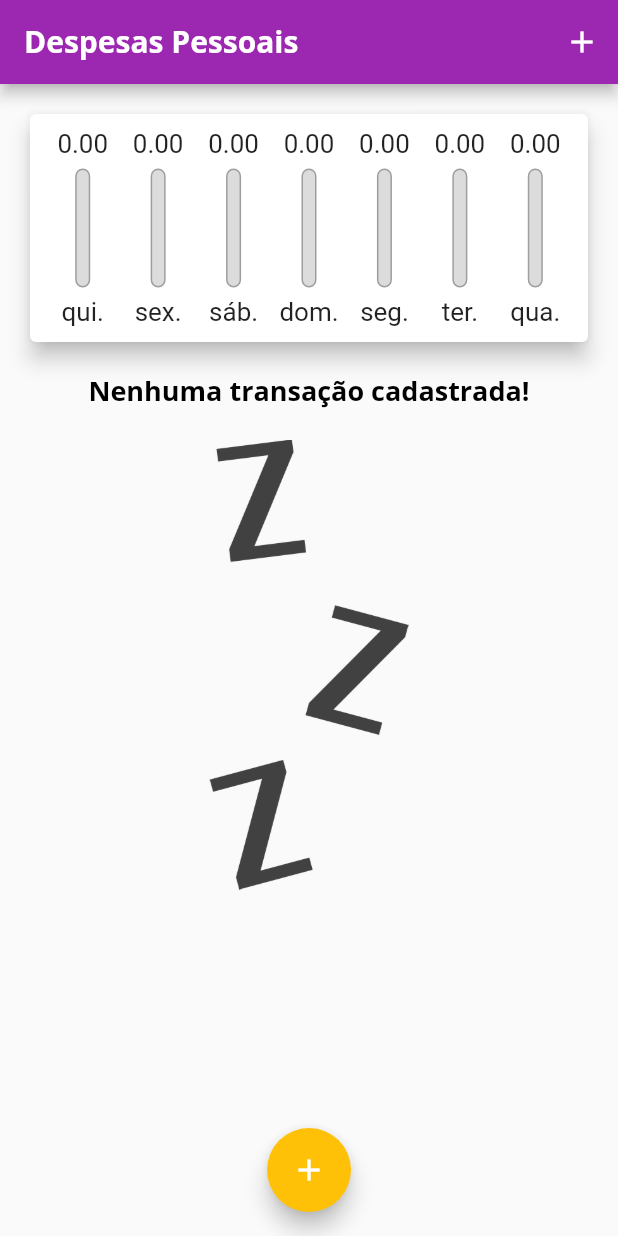
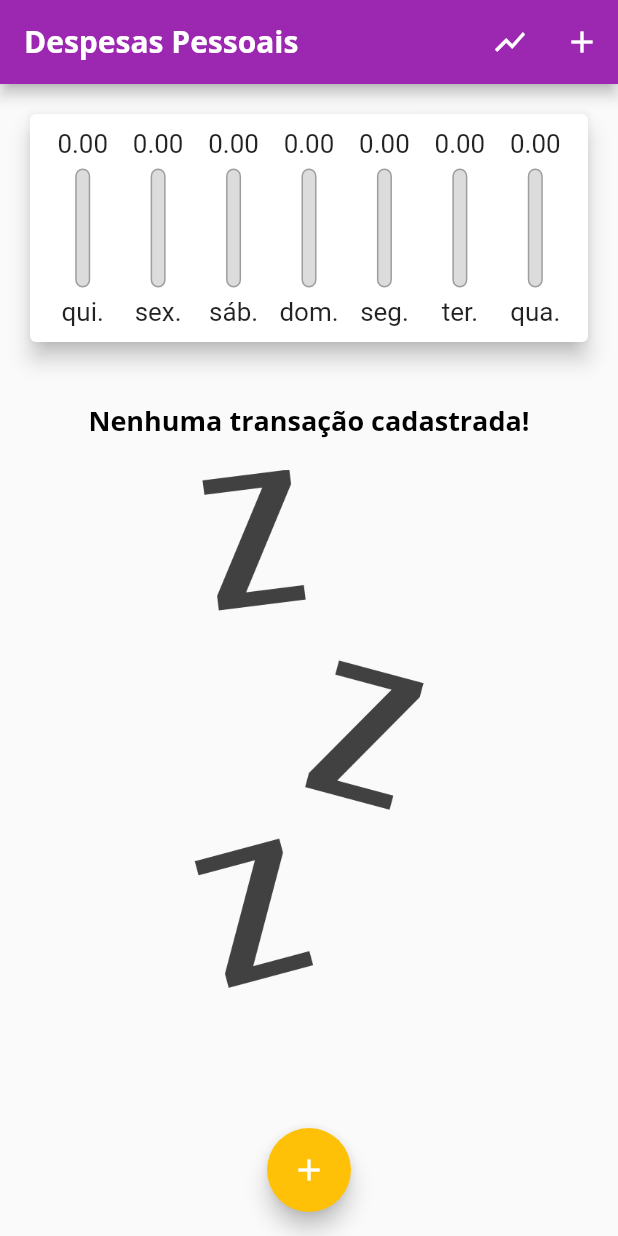
Before and after one commit to arthurrossibr/flutter-despesas, a Flutter app: the screen it shows after launch, on a phone screen of 412 x 824 dp. Run offline on Flutter 3.47's test engine with Material 2 defaults, Android fonts, the phone set to English and light mode, and no system bars.

Commit message:
Adding Responsiveness to landscape visualization

```diff
--- a/lib/components/transaction_list.dart
+++ b/lib/components/transaction_list.dart
@@ -14,21 +14,26 @@ class TransactionList extends StatelessWidget {
   Widget build(BuildContext context) {
     initializeDateFormatting('pt_BR');
     return transactions.isEmpty
-        ? Column(
+        ? LayoutBuilder(
+            builder: (ctx, constraints) {
+              return Column(
                 children: <Widget>[
+                  const SizedBox(height: 20),
                   Text(
                     'Nenhuma transação cadastrada!',
                     style: Theme.of(context).textTheme.headline6,
                   ),
                   const SizedBox(height: 20),
                   SizedBox(
-                height: 300,
+                    height: constraints.maxHeight * 0.6,
                     child: Image.asset(
                       'assets/images/waiting.png',
                       fit: BoxFit.cover,
                     ),
                   ),
                 ],
+              );
+            },
           )
         : ListView.builder(
             itemCount: transactions.length,
--- a/lib/main.dart
+++ b/lib/main.dart
@@ -57,6 +57,7 @@ class MyHomePage extends StatefulWidget {
 }
 
 class _MyHomePageState extends State<MyHomePage> {
+  bool _showChart = false;
   final List<Transaction> _transactions = [];
 
   List<Transaction> get _recentTransactions {
@@ -105,12 +106,27 @@ class _MyHomePageState extends State<MyHomePage> {
 
   @override
   Widget build(BuildContext context) {
+    bool isLandscape =
+        MediaQuery.of(context).orientation == Orientation.landscape;
+
     final appBar = AppBar(
-      title: Text('Despesas Pessoais',
-      style: TextStyle(
-        fontSize: MediaQuery.of(context).textScaleFactor * 20,
-      ),),
+      title: Text(
+        'Despesas Pessoais',
+        style: TextStyle(
+          fontSize: MediaQuery.of(context).textScaleFactor * 20,
+        ),
+      ),
       actions: <Widget>[
+        IconButton(
+          icon: Icon(_showChart ? Icons.list : Icons.show_chart),
+          onPressed: () {
+            setState(
+              () {
+                _showChart = !_showChart;
+              },
+            );
+          },
+        ),
         IconButton(
           icon: const Icon(Icons.add),
           onPressed: () => _openTransactionFormModal(context),
@@ -118,8 +134,9 @@ class _MyHomePageState extends State<MyHomePage> {
       ],
     );
 
-    final availableHeight =
-        MediaQuery.of(context).size.height - appBar.preferredSize.height - MediaQuery.of(context).padding.top;
+    final availableHeight = MediaQuery.of(context).size.height -
+        appBar.preferredSize.height -
+        MediaQuery.of(context).padding.top;
 
     return Scaffold(
       appBar: appBar,
@@ -127,12 +144,33 @@ class _MyHomePageState extends State<MyHomePage> {
         child: Column(
           crossAxisAlignment: CrossAxisAlignment.stretch,
           children: <Widget>[
-            SizedBox(
-                height: availableHeight * 0.25,
-                child: Chart(_recentTransactions)),
-            SizedBox(
+/*           if (isLandscape)
+              Row(
+                mainAxisAlignment: MainAxisAlignment.center,
+                children: [
+                  const Text('Exibir Gráfico'),
+                  Switch(
+                    value: _showChart,
+                    onChanged: (value) {
+                      setState(
+                        () {
+                          _showChart = value;
+                        },
+                      );
+                    },
+                  ),
+                ],
+              ),*/
+            if (_showChart || !isLandscape)
+              SizedBox(
+                height: availableHeight * (isLandscape ? 0.7 : 0.25),
+                child: Chart(_recentTransactions),
+              ),
+            if (!_showChart || !isLandscape)
+              SizedBox(
                 height: availableHeight * 0.75,
-                child: TransactionList(_transactions, _removeTransaction)),
+                child: TransactionList(_transactions, _removeTransaction),
+              ),
           ],
         ),
       ),
```
Also changed, not shown: 10 other files. Lines whose indentation alone changed are shown as unchanged.
